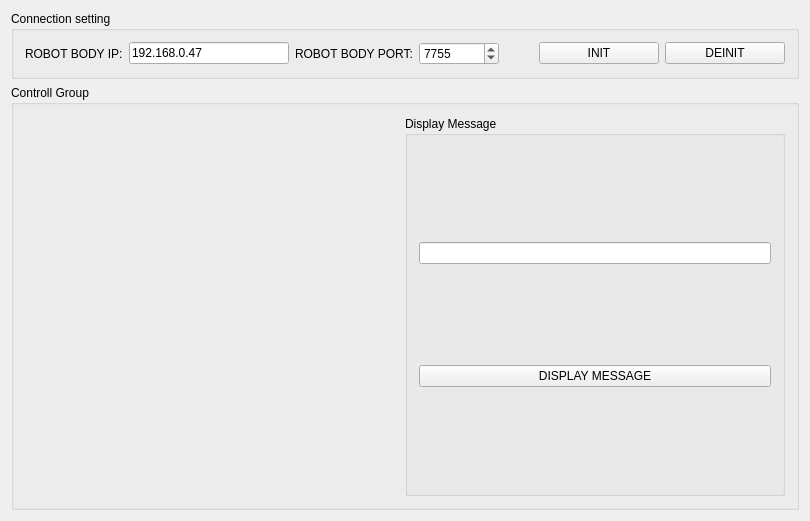
Qt form mainwindow.ui (AndreyTulyakov/ROBOT_CONTROLL_BOSS) before a commit.
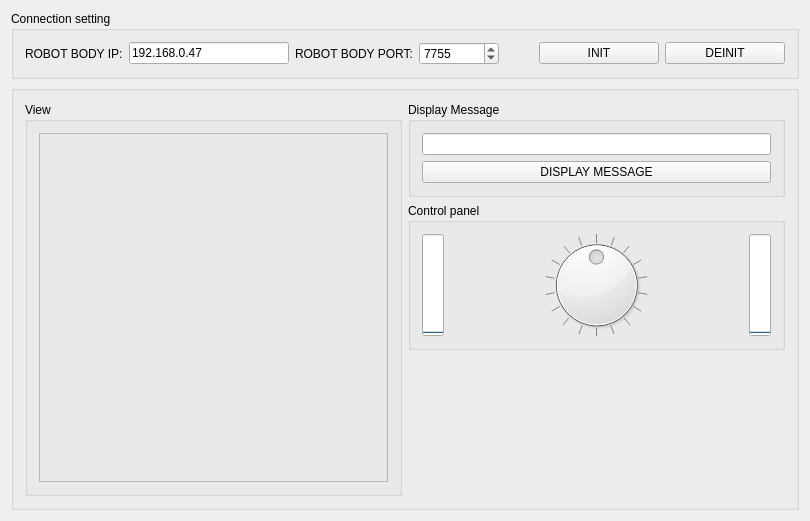
The same form after that commit.

What changed in the file:
```diff
--- a/mainwindow.ui
+++ b/mainwindow.ui
@@ -115,41 +115,173 @@
     <item>
      <widget class="QGroupBox" name="groupBox">
       <property name="title">
-       <string>Controll Group</string>
+       <string/>
       </property>
       <layout class="QHBoxLayout" name="horizontalLayout_2">
        <item>
-        <spacer name="horizontalSpacer_2">
-         <property name="orientation">
-          <enum>Qt::Horizontal</enum>
+        <widget class="QGroupBox" name="groupBox_5">
+         <property name="sizePolicy">
+          <sizepolicy hsizetype="MinimumExpanding" vsizetype="Preferred">
+           <horstretch>0</horstretch>
+           <verstretch>0</verstretch>
+          </sizepolicy>
          </property>
-         <property name="sizeHint" stdset="0">
-          <size>
-           <width>40</width>
-           <height>20</height>
-          </size>
-         </property>
-        </spacer>
-       </item>
-       <item>
-        <widget class="QGroupBox" name="groupBox_3">
          <property name="title">
-          <string>Display Message</string>
+          <string>View</string>
          </property>
-         <layout class="QVBoxLayout" name="verticalLayout_2">
+         <layout class="QVBoxLayout" name="verticalLayout_4">
           <item>
-           <widget class="QLineEdit" name="lineEditTextForDisplay"/>
-          </item>
-          <item>
-           <widget class="QPushButton" name="pushButtonDisplayText">
-            <property name="text">
-             <string>DISPLAY MESSAGE</string>
+           <widget class="QFrame" name="frame">
+            <property name="sizePolicy">
+             <sizepolicy hsizetype="Minimum" vsizetype="Preferred">
+              <horstretch>0</horstretch>
+              <verstretch>0</verstretch>
+             </sizepolicy>
+            </property>
+            <property name="frameShape">
+             <enum>QFrame::StyledPanel</enum>
+            </property>
+            <property name="frameShadow">
+             <enum>QFrame::Raised</enum>
             </property>
            </widget>
           </item>
          </layout>
         </widget>
        </item>
+       <item>
+        <layout class="QVBoxLayout" name="verticalLayout_3">
+         <item>
+          <widget class="QGroupBox" name="groupBox_3">
+           <property name="title">
+            <string>Display Message</string>
+           </property>
+           <layout class="QVBoxLayout" name="verticalLayout_2">
+            <item>
+             <widget class="QLineEdit" name="lineEditTextForDisplay">
+              <property name="layoutDirection">
+               <enum>Qt::LeftToRight</enum>
+              </property>
+              <property name="autoFillBackground">
+               <bool>false</bool>
+              </property>
+              <property name="maxLength">
+               <number>62</number>
+              </property>
+              <property name="frame">
+               <bool>true</bool>
+              </property>
+              <property name="clearButtonEnabled">
+               <bool>false</bool>
+              </property>
+             </widget>
+            </item>
+            <item>
+             <widget class="QPushButton" name="pushButtonDisplayText">
+              <property name="text">
+               <string>DISPLAY MESSAGE</string>
+              </property>
+             </widget>
+            </item>
+           </layout>
+          </widget>
+         </item>
+         <item>
+          <widget class="QGroupBox" name="groupBox_4">
+           <property name="sizePolicy">
+            <sizepolicy hsizetype="MinimumExpanding" vsizetype="Preferred">
+             <horstretch>0</horstretch>
+             <verstretch>0</verstretch>
+            </sizepolicy>
+           </property>
+           <property name="title">
+            <string>Control panel</string>
+           </property>
+           <layout class="QHBoxLayout" name="horizontalLayout_3">
+            <item>
+             <widget class="QProgressBar" name="progressBarLeftDrive">
+              <property name="maximum">
+               <number>127</number>
+              </property>
+              <property name="value">
+               <number>0</number>
+              </property>
+              <property name="textVisible">
+               <bool>false</bool>
+              </property>
+              <property name="orientation">
+               <enum>Qt::Vertical</enum>
+              </property>
+              <property name="invertedAppearance">
+               <bool>false</bool>
+              </property>
+              <property name="textDirection">
+               <enum>QProgressBar::TopToBottom</enum>
+              </property>
+             </widget>
+            </item>
+            <item>
+             <widget class="QDial" name="dialTowerRotation">
+              <property name="minimum">
+               <number>1</number>
+              </property>
+              <property name="maximum">
+               <number>179</number>
+              </property>
+              <property name="value">
+               <number>90</number>
+              </property>
+              <property name="orientation">
+               <enum>Qt::Horizontal</enum>
+              </property>
+              <property name="invertedAppearance">
+               <bool>false</bool>
+              </property>
+              <property name="invertedControls">
+               <bool>true</bool>
+              </property>
+              <property name="wrapping">
+               <bool>true</bool>
+              </property>
+              <property name="notchTarget">
+               <double>10.000000000000000</double>
+              </property>
+              <property name="notchesVisible">
+               <bool>true</bool>
+              </property>
+             </widget>
+            </item>
+            <item>
+             <widget class="QProgressBar" name="progressBarRightDrive">
+              <property name="maximum">
+               <number>127</number>
+              </property>
+              <property name="value">
+               <number>0</number>
+              </property>
+              <property name="orientation">
+               <enum>Qt::Vertical</enum>
+              </property>
+             </widget>
+            </item>
+           </layout>
+          </widget>
+         </item>
+         <item>
+          <spacer name="verticalSpacer">
+           <property name="orientation">
+            <enum>Qt::Vertical</enum>
+           </property>
+           <property name="sizeHint" stdset="0">
+            <size>
+             <width>20</width>
+             <height>40</height>
+            </size>
+           </property>
+          </spacer>
+         </item>
+        </layout>
+       </item>
       </layout>
      </widget>
     </item>
```
Left out of the diff: 9 changed lines with no effect on the pictures.
